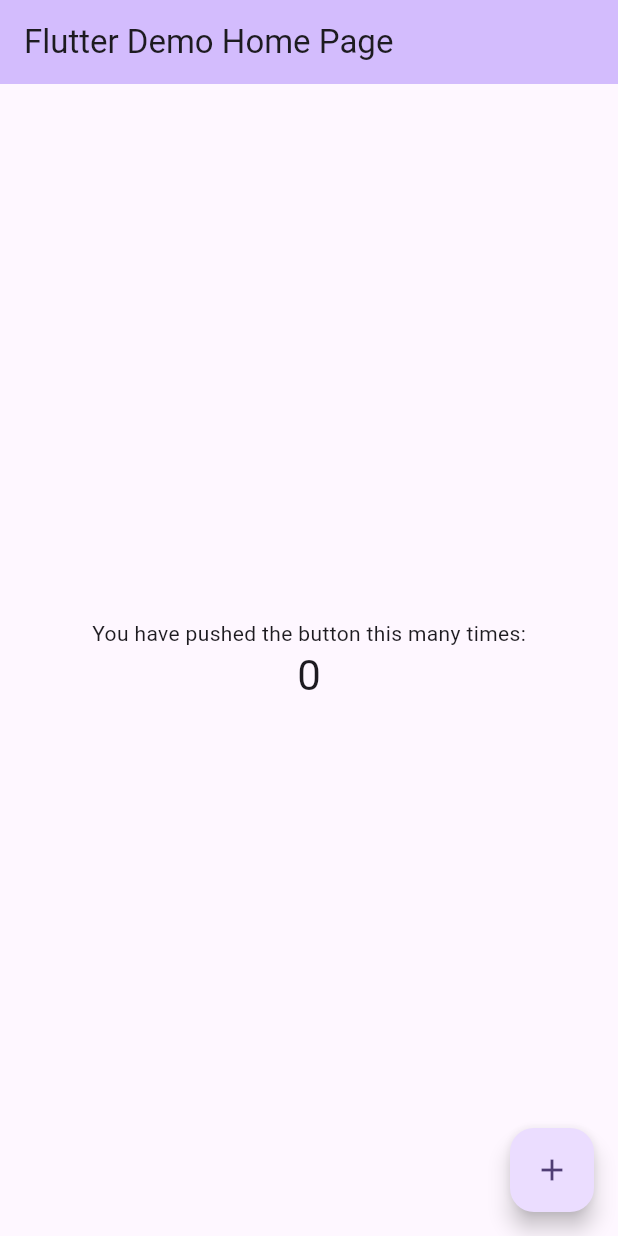
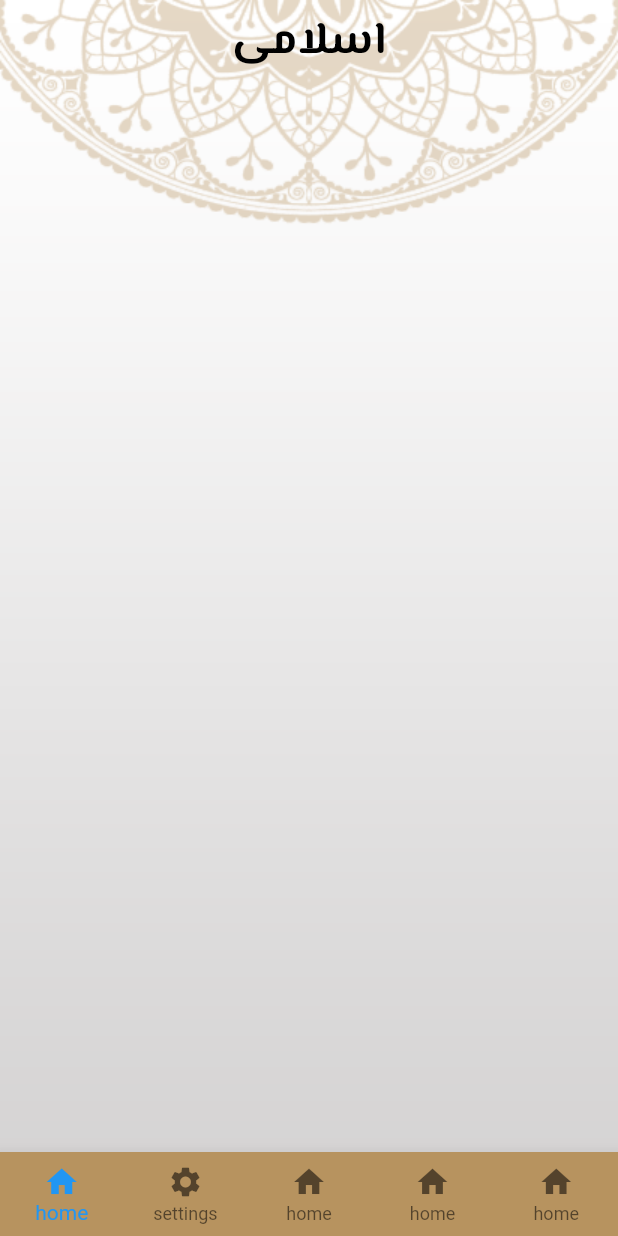
Before and after one commit to abdelhameedmahmood/islamic, a Flutter app: the screen it shows after launch, on a phone screen of 412 x 824 dp. Run offline on Flutter 3.47's test engine with Material 2 defaults, Android fonts, the phone set to English and light mode, and no system bars; our stand-ins replace google_fonts.

Commit message:
icons finished

```diff
--- /dev/null
+++ b/lib/core/theme/app_theme.dart
@@ -0,0 +1,26 @@
+import 'package:flutter/material.dart';
+import 'package:google_fonts/google_fonts.dart';
+
+class AppTheme {
+  static ThemeData lightheme = ThemeData(
+      scaffoldBackgroundColor: Colors.transparent,
+      appBarTheme: AppBarTheme(
+          centerTitle: true,
+          backgroundColor: Colors.transparent,
+          elevation: 0,
+          titleTextStyle: GoogleFonts.elMessiri(
+            fontSize: 30,
+            fontWeight: FontWeight.bold,
+            color: Colors.black,
+          )));
+  static ThemeData darktheme = ThemeData(
+      appBarTheme: AppBarTheme(
+          centerTitle: true,
+          backgroundColor: Colors.transparent,
+          elevation: 0,
+          titleTextStyle: GoogleFonts.elMessiri(
+            fontSize: 30,
+            fontWeight: FontWeight.bold,
+            color: Colors.black,
+          )));
+}
--- /dev/null
+++ b/lib/layout/home_layout.dart
@@ -0,0 +1,34 @@
+import 'package:flutter/material.dart';
+
+class HomeLayout extends StatelessWidget {
+  static const String routeName = "homelayout";
+
+  const HomeLayout({super.key});
+
+  @override
+  Widget build(BuildContext context) {
+    return Container(
+      decoration: const BoxDecoration(
+        image: DecorationImage(
+            image: AssetImage("assets/images/background_light.png"),
+            fit: BoxFit.fill),
+      ),
+      child: Scaffold(
+          appBar: AppBar(
+            title: Text("اسلامى"),
+          ),
+          bottomNavigationBar: BottomNavigationBar(
+            type: BottomNavigationBarType.fixed,
+            backgroundColor: Color(0xffB7935F),
+            items: [
+              BottomNavigationBarItem(icon: Icon(Icons.home), label: "home"),
+              BottomNavigationBarItem(
+                  icon: Icon(Icons.settings), label: "settings"),
+              BottomNavigationBarItem(icon: Icon(Icons.home), label: "home"),
+              BottomNavigationBarItem(icon: Icon(Icons.home), label: "home"),
+              BottomNavigationBarItem(icon: Icon(Icons.home), label: "home"),
+            ],
+          )),
+    );
+  }
+}
--- a/lib/main.dart
+++ b/lib/main.dart
@@ -1,3 +1,6 @@
+import 'package:aaaaaa/core/theme/app_theme.dart';
+import 'package:aaaaaa/layout/home_layout.dart';
+import 'package:aaaaaa/splashscreen.dart';
 import 'package:flutter/material.dart';
 
 void main() {
@@ -11,115 +14,13 @@ class MyApp extends StatelessWidget {
   @override
   Widget build(BuildContext context) {
     return MaterialApp(
-      title: 'Flutter Demo',
-      theme: ThemeData(
-        // This is the theme of your application.
-        //
-        // TRY THIS: Try running your application with "flutter run". You'll see
-        // the application has a blue toolbar. Then, without quitting the app,
-        // try changing the seedColor in the colorScheme below to Colors.green
-        // and then invoke "hot reload" (save your changes or press the "hot
-        // reload" button in a Flutter-supported IDE, or press "r" if you used
-        // the command line to start the app).
-        //
-        // Notice that the counter didn't reset back to zero; the application
-        // state is not lost during the reload. To reset the state, use hot
-        // restart instead.
-        //
-        // This works for code too, not just values: Most code changes can be
-        // tested with just a hot reload.
-        colorScheme: ColorScheme.fromSeed(seedColor: Colors.deepPurple),
-        useMaterial3: true,
-      ),
-      home: const MyHomePage(title: 'Flutter Demo Home Page'),
-    );
+        debugShowCheckedModeBanner: false,
+        theme: AppTheme.lightheme,
+        darkTheme: AppTheme.darktheme,
+        initialRoute: SplashScreen.routeName,
+        routes: {
+          SplashScreen.routeName: (_) => SplashScreen(),
+          HomeLayout.routeName: (_) => HomeLayout()
+        });
   }
 }
-
-class MyHomePage extends StatefulWidget {
-  const MyHomePage({super.key, required this.title});
-
-  // This widget is the home page of your application. It is stateful, meaning
-  // that it has a State object (defined below) that contains fields that affect
-  // how it looks.
-
-  // This class is the configuration for the state. It holds the values (in this
-  // case the title) provided by the parent (in this case the App widget) and
-  // used by the build method of the State. Fields in a Widget subclass are
-  // always marked "final".
-
-  final String title;
-
-  @override
-  State<MyHomePage> createState() => _MyHomePageState();
-}
-
-class _MyHomePageState extends State<MyHomePage> {
-  int _counter = 0;
-
-  void _incrementCounter() {
-    setState(() {
-      // This call to setState tells the Flutter framework that something has
-      // changed in this State, which causes it to rerun the build method below
-      // so that the display can reflect the updated values. If we changed
-      // _counter without calling setState(), then the build method would not be
-      // called again, and so nothing would appear to happen.
-      _counter++;
-    });
-  }
-
-  @override
-  Widget build(BuildContext context) {
-    // This method is rerun every time setState is called, for instance as done
-    // by the _incrementCounter method above.
-    //
-    // The Flutter framework has been optimized to make rerunning build methods
-    // fast, so that you can just rebuild anything that needs updating rather
-    // than having to individually change instances of widgets.
-    return Scaffold(
-      appBar: AppBar(
-        // TRY THIS: Try changing the color here to a specific color (to
-        // Colors.amber, perhaps?) and trigger a hot reload to see the AppBar
-        // change color while the other colors stay the same.
-        backgroundColor: Theme.of(context).colorScheme.inversePrimary,
-        // Here we take the value from the MyHomePage object that was created by
-        // the App.build method, and use it to set our appbar title.
-        title: Text(widget.title),
-      ),
-      body: Center(
-        // Center is a layout widget. It takes a single child and positions it
-        // in the middle of the parent.
-        child: Column(
-          // Column is also a layout widget. It takes a list of children and
-          // arranges them vertically. By default, it sizes itself to fit its
-          // children horizontally, and tries to be as tall as its parent.
-          //
-          // Column has various properties to control how it sizes itself and
-          // how it positions its children. Here we use mainAxisAlignment to
-          // center the children vertically; the main axis here is the vertical
-          // axis because Columns are vertical (the cross axis would be
-          // horizontal).
-          //
-          // TRY THIS: Invoke "debug painting" (choose the "Toggle Debug Paint"
-          // action in the IDE, or press "p" in the console), to see the
-          // wireframe for each widget.
-          mainAxisAlignment: MainAxisAlignment.center,
-          children: <Widget>[
-            const Text(
-              'You have pushed the button this many times:',
-            ),
-            Text(
-              '$_counter',
-              style: Theme.of(context).textTheme.headlineMedium,
-            ),
-          ],
-        ),
-      ),
-      floatingActionButton: FloatingActionButton(
-        onPressed: _incrementCounter,
-        tooltip: 'Increment',
-        child: const Icon(Icons.add),
-      ), // This trailing comma makes auto-formatting nicer for build methods.
-    );
-  }
-}
--- /dev/null
+++ b/lib/splashscreen.dart
@@ -0,0 +1,22 @@
+import 'dart:async';
+
+import 'package:aaaaaa/layout/home_layout.dart';
+import 'package:flutter/material.dart';
+
+class SplashScreen extends StatelessWidget {
+  const SplashScreen({super.key});
+
+  static const String routeName = 'splashscreen';
+
+  @override
+  Widget build(BuildContext context) {
+    Timer(const Duration(seconds: 4), () {
+      Navigator.pushReplacementNamed(context, HomeLayout.routeName);
+    });
+    var mediaQury = MediaQuery.of(context).size;
+    return Scaffold(
+      body: Image.asset("assets/images/splashscreen.png",
+          width: mediaQury.width, height: mediaQury.height, fit: BoxFit.cover),
+    );
+  }
+}
--- a/pubspec.yaml
+++ b/pubspec.yaml
@@ -35,6 +35,8 @@ dependencies:
   # The following adds the Cupertino Icons font to your application.
   # Use with the CupertinoIcons class for iOS style icons.
   cupertino_icons: ^1.0.2
+  google_fonts: ^6.1.0
+
 
 dev_dependencies:
   flutter_test:
@@ -59,8 +61,8 @@ flutter:
   uses-material-design: true
 
   # To add assets to your application, add an assets section, like this:
-  # assets:
-  #   - images/a_dot_burr.jpeg
+  assets:
+    - assets/images/
   #   - images/a_dot_ham.jpeg
 
   # An image asset can refer to one or more resolution-specific "variants", see
```
Also changed, not shown: assets/icons/2x/quran-quran-svgrepo-com@2x.png (added), assets/icons/2x/quran@2x.png (added), assets/icons/2x/radio@2x.png (added), assets/icons/2x/sebha@2x.png (added), assets/icons/3x/quran-quran-svgrepo-com@3x.png (added), assets/icons/3x/quran@3x.png (added), assets/icons/3x/radio@3x.png (added), assets/icons/3x/sebha@3x.png (added), assets/icons/quran-quran-svgrepo-com.png (added), assets/icons/quran.png (added), assets/icons/radio.png (added), assets/icons/sebha.png (added), assets/images/background.png (added), assets/images/background_light.png (added), 2 more files, 1 other file.
